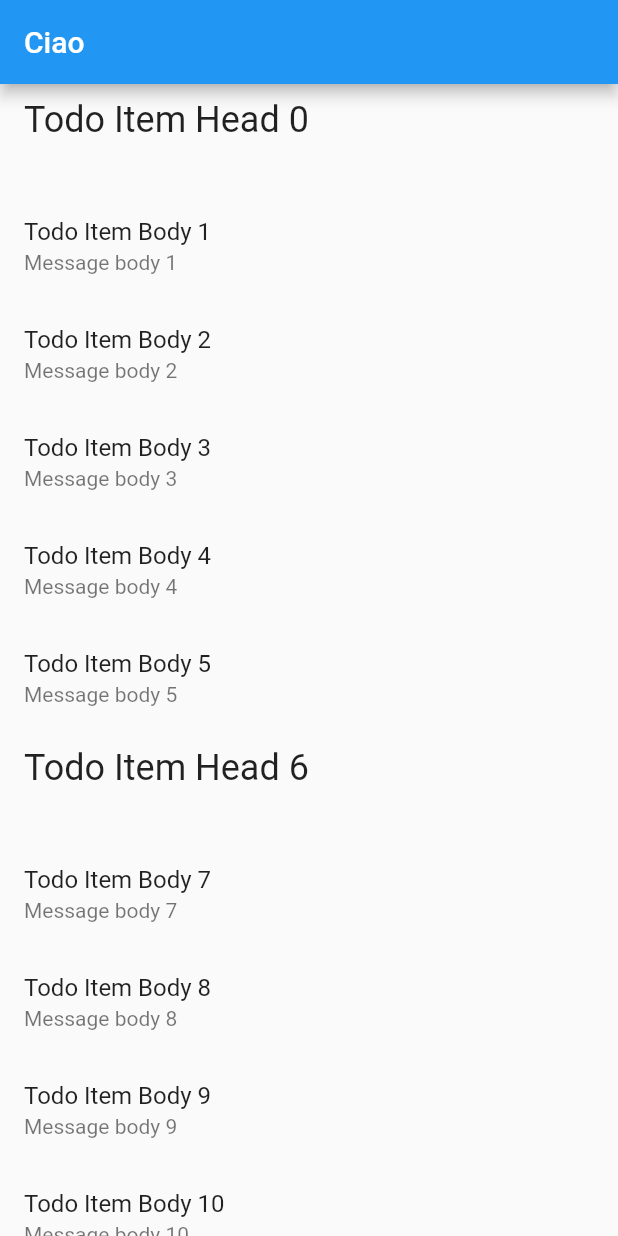
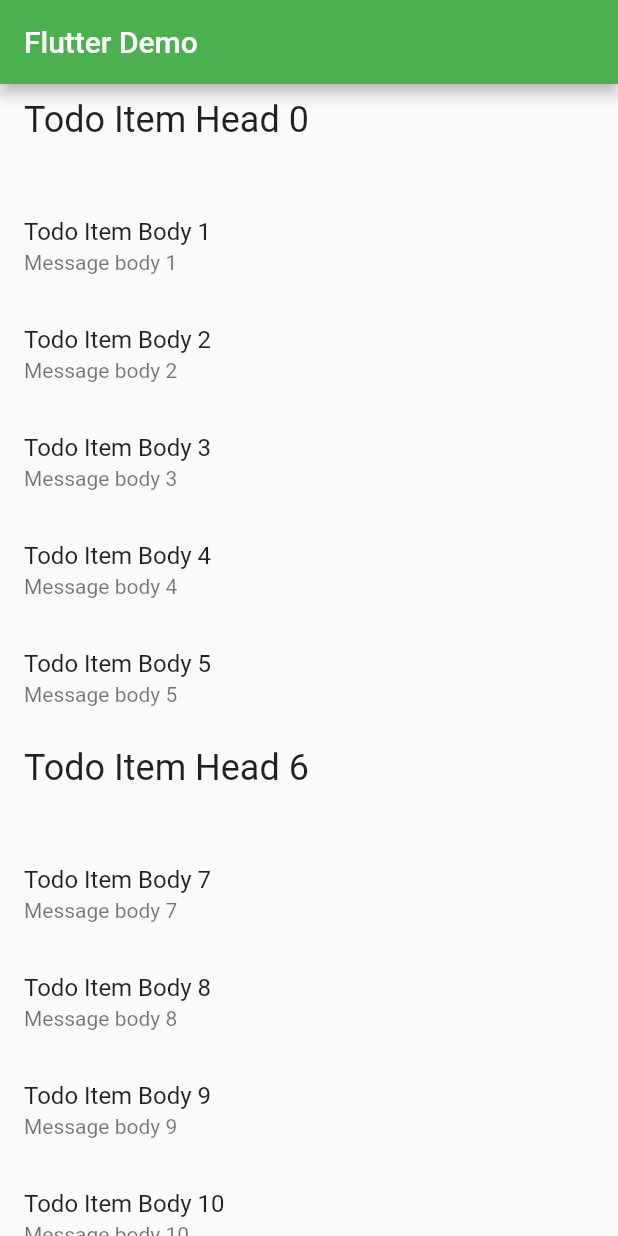
Before and after one commit to AntonioVirgone/todo-flutter, a Flutter app: the screen it shows after launch, on a phone screen of 412 x 824 dp. Run offline on Flutter 3.47's test engine with Material 2 defaults, Android fonts, the phone set to English and light mode, and no system bars.

```diff
--- a/lib/main.dart
+++ b/lib/main.dart
@@ -15,6 +15,7 @@ void main() {
 }
 
 class MyApp extends StatelessWidget {
+  static const String title = "Flutter Demo";
   final List<TodoItem> items;
 
   const MyApp({super.key, required this.items});
@@ -22,13 +23,13 @@ class MyApp extends StatelessWidget {
   @override
   Widget build(BuildContext context) {
     return MaterialApp(
-      title: 'Flutter Demo',
+      title: title,
       theme: ThemeData(
-        primarySwatch: Colors.blue,
+        primarySwatch: Colors.green,
       ),
       home: Scaffold(
         appBar: AppBar(
-          title: Text("Ciao"),
+          title: const Text(title),
         ),
         body: ListView.builder(
           itemCount: items.length,
```
Also changed, not shown: 1 other file.
